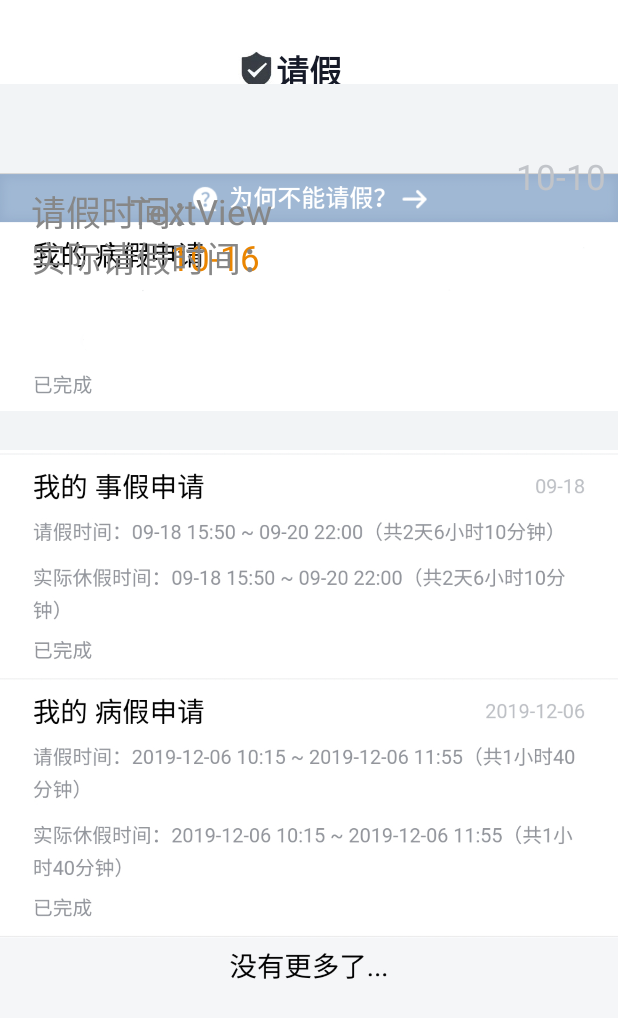
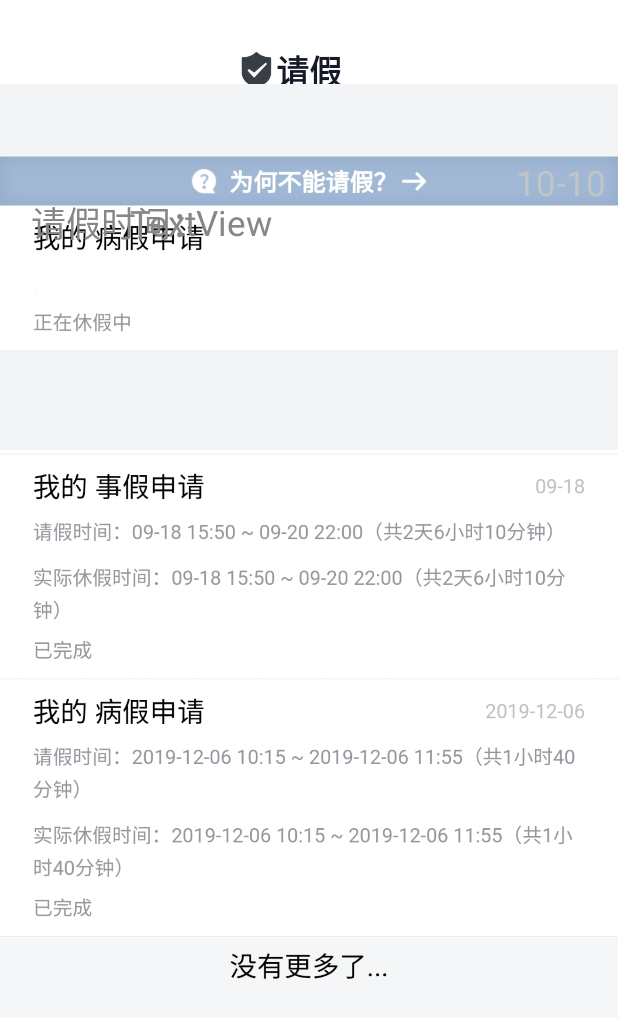
Before and after one commit to kirklin/cpdaily, an Android app: the layout fragment_leave.xml on its own in the app's theme, with its tools: preview values and no code run, on a phone screen of 412 x 824 dp. Shown: the top 1018 px of the screen. Run offline under Robolectric (Android 15) with nearby library versions, the phone set to English and light mode, and no system bars.

Commit message:
修正请假界面错误

```diff
--- a/app/src/main/java/name/lkk/cpdaily/LeaveFragment.java
+++ b/app/src/main/java/name/lkk/cpdaily/LeaveFragment.java
@@ -93,10 +93,8 @@ public class LeaveFragment extends Fragment {
         int startTimeM = Integer.parseInt(startTime.substring(9, 11));
         int endTimeM = Integer.parseInt(endTime.substring(9, 11));
         //请假时间
-        String text = startTime + " ~ " + endTime + "（共" + (endTimeH - startTimeH) + "小时" + (endTimeM - startTimeM) + "分钟）";
-        binding.textView9.setText(text);
-                //实际请假时间
-        binding.textView10.setText(text);
+        String FinTime = startTime + " ~ " + endTime + "（共" + (endTimeH - startTimeH) + "小时" + (endTimeM - startTimeM) + "分钟）";
+        binding.textView9.setText(FinTime);
                 //右上角请假时间
         binding.textView11.setText(startTime.substring(0,6));
     }
--- a/app/src/main/res/layout/fragment_leave.xml
+++ b/app/src/main/res/layout/fragment_leave.xml
@@ -93,7 +93,7 @@
             <ImageView
                 android:id="@+id/imageView7"
                 android:layout_width="0dp"
-                android:layout_height="416px"
+                android:layout_height="338px"
                 android:src="@drawable/leave2"
                 app:layout_constraintBottom_toBottomOf="parent"
                 app:layout_constraintEnd_toEndOf="parent"
@@ -106,7 +106,7 @@
                 android:layout_width="wrap_content"
                 android:layout_height="wrap_content"
                 android:orientation="horizontal"
-                app:layout_constraintGuide_percent="0.11014851" />
+                app:layout_constraintGuide_percent="0.12" />
 
             <androidx.constraintlayout.widget.Guideline
                 android:id="@+id/guideline43"
@@ -142,20 +142,6 @@
                 app:layout_constraintHorizontal_bias="0.0"
                 app:layout_constraintStart_toStartOf="@+id/guideline37"
                 app:layout_constraintTop_toTopOf="@+id/guideline33" />
-
-            <TextView
-                android:id="@+id/textView10"
-                android:layout_width="0dp"
-                android:layout_height="wrap_content"
-                android:text="10-16"
-                android:textColor="#EA8500"
-                android:textSize="35px"
-                app:layout_constraintBottom_toTopOf="@+id/guideline43"
-                app:layout_constraintEnd_toEndOf="parent"
-                app:layout_constraintHorizontal_bias="0.0"
-                app:layout_constraintStart_toStartOf="@+id/guideline38"
-                app:layout_constraintTop_toTopOf="@+id/guideline43"
-                app:layout_constraintVertical_bias="0.0" />
 
             <TextView
                 android:id="@+id/textView11"
@@ -204,20 +190,6 @@
                 app:layout_constraintStart_toStartOf="@+id/guideline35"
                 app:layout_constraintTop_toTopOf="@+id/guideline33" />
 
-            <TextView
-                android:id="@+id/textView25"
-                android:layout_width="wrap_content"
-                android:layout_height="wrap_content"
-                android:layout_marginEnd="8dp"
-                android:text="实际请假时间："
-                android:textColor="@color/detail2color"
-                android:textSize="35px"
-                app:layout_constraintBottom_toTopOf="@+id/guideline43"
-                app:layout_constraintEnd_toStartOf="@+id/guideline38"
-                app:layout_constraintHorizontal_bias="0.0"
-                app:layout_constraintStart_toStartOf="@+id/guideline35"
-                app:layout_constraintTop_toTopOf="@+id/guideline43" />
-
             <androidx.constraintlayout.widget.Guideline
                 android:id="@+id/guideline35"
                 android:layout_width="wrap_content"
```
Also changed, not shown: app/src/main/res/drawable/leave2.jpg (added), app/src/main/res/drawable/leave2.png (deleted).
